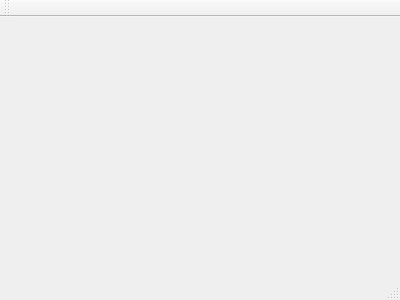
xswzaq44321/Project3, file mainwindow.ui: the form before one commit.
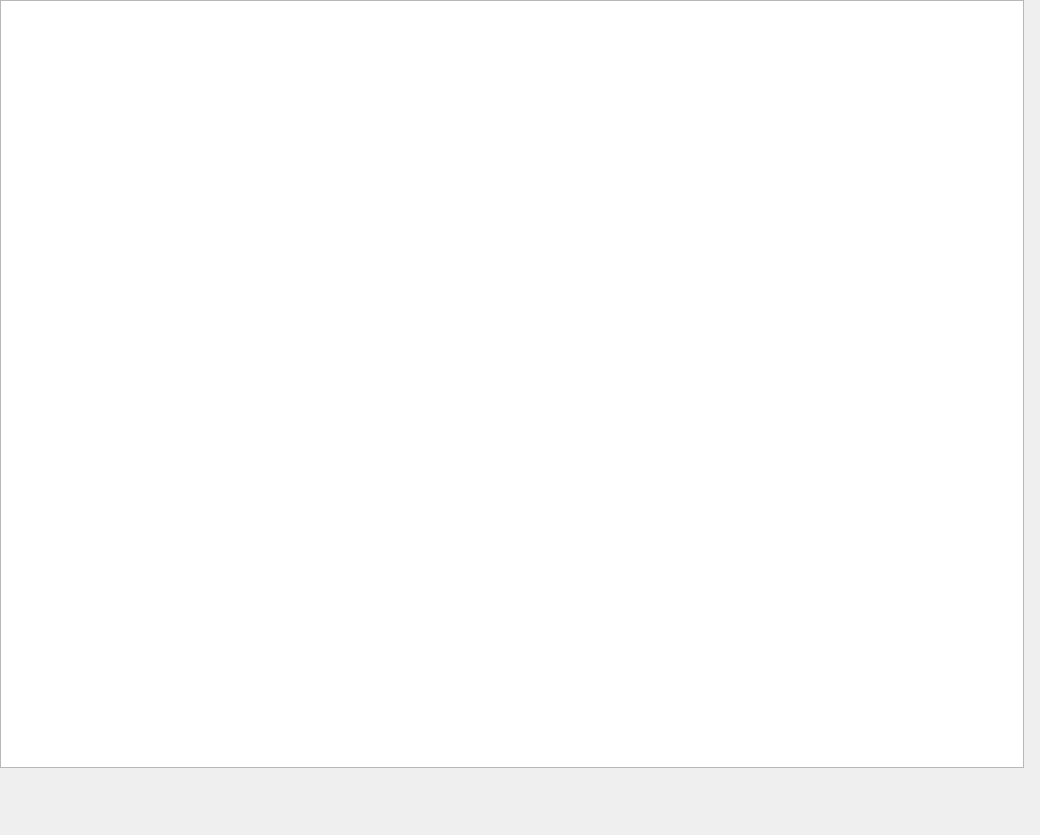
The form after the commit.

```diff
--- a/mainwindow.ui
+++ b/mainwindow.ui
@@ -1,24 +1,31 @@
 <ui version="4.0">
  <class>MainWindow</class>
- <widget class="QMainWindow" name="MainWindow" >
-  <property name="geometry" >
+ <widget class="QMainWindow" name="MainWindow">
+  <property name="geometry">
    <rect>
     <x>0</x>
     <y>0</y>
-    <width>400</width>
-    <height>300</height>
+    <width>1040</width>
+    <height>835</height>
    </rect>
   </property>
   <property name="windowTitle" >
    <string>MainWindow</string>
   </property>
-  <widget class="QMenuBar" name="menuBar" />
-  <widget class="QToolBar" name="mainToolBar" />
-  <widget class="QWidget" name="centralWidget" />
-  <widget class="QStatusBar" name="statusBar" />
+  <widget class="QWidget" name="centralWidget">
+   <widget class="QGraphicsView" name="graphicsView">
+    <property name="geometry">
+     <rect>
+      <x>0</x>
+      <y>0</y>
+      <width>1024</width>
+      <height>768</height>
+     </rect>
+    </property>
+   </widget>
+  </widget>
  </widget>
- <layoutDefault spacing="6" margin="11" />
- <pixmapfunction></pixmapfunction>
+ <layoutdefault spacing="6" margin="11"/>
  <resources/>
  <connections/>
 </ui>
```
Left out of the diff: 3 changed lines with no effect on the pictures.
